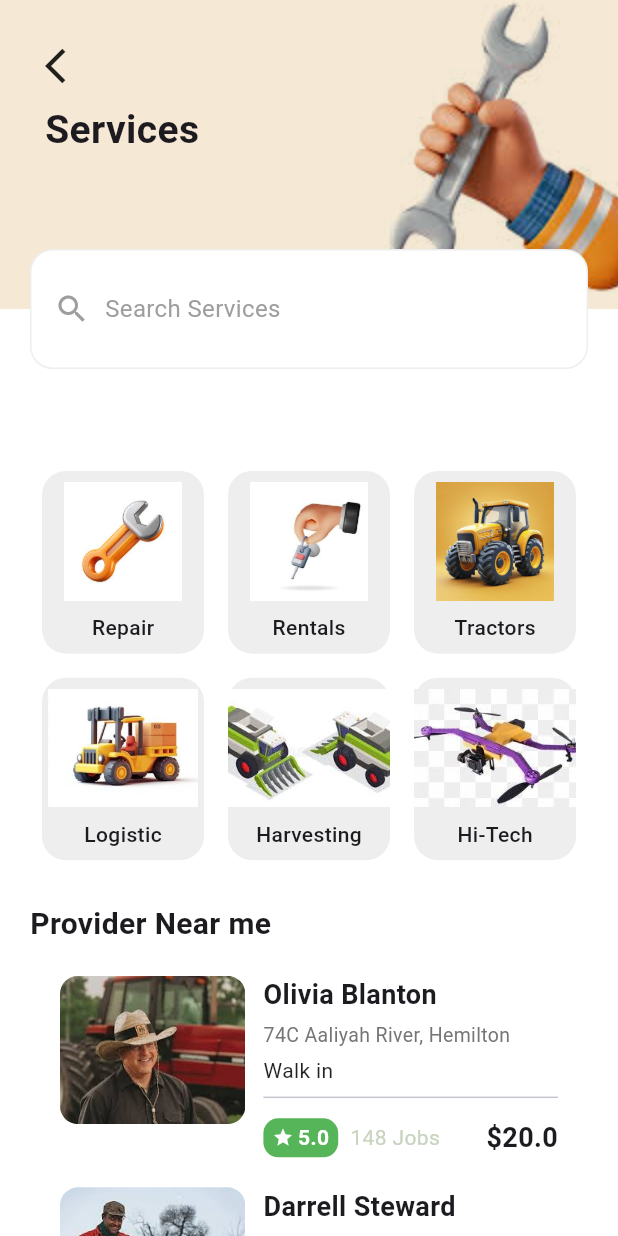
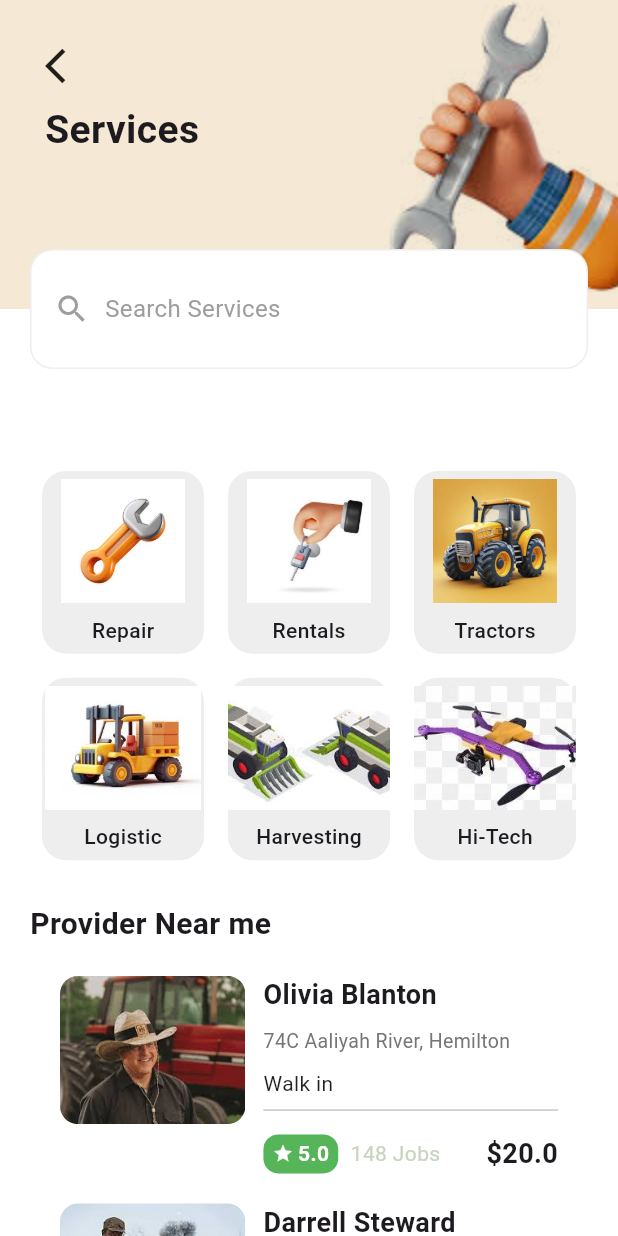
Before and after one commit to ujjwala26/demoProject_task, a Flutter app: the screen it shows after launch, on a phone screen of 412 x 824 dp. Run offline on Flutter 3.47's test engine with Material 3 defaults, Android fonts, the light colour scheme and no system bars; our stand-ins replace audio_video_progress_bar, bloc, chewie, flutter_bloc, image_picker, just_audio and 1 more; missing offline and left inert: audio_session, syncfusion_flutter_pdfviewer.

Commit message:
make responsive layout

```diff
--- a/lib/widgets/provider_card.dart
+++ b/lib/widgets/provider_card.dart
@@ -41,20 +41,20 @@ Widget providerCard({
                 ),
               ),
 
-              const SizedBox(height: 4),
+               SizedBox(height: height * 0.01),
               Text(
                 address,
                 style: TextStyle(color: Colors.grey.shade600, fontSize: 13),
               ),
 
-              const SizedBox(height: 4),
+               SizedBox(height: height * 0.01),
               Text(
                 type,
                 style: const TextStyle(fontSize: 14, color: Colors.black87),
               ),
 
-              const Divider(),
-              const SizedBox(height: 6),
+               Divider(),
+               SizedBox(height: height * 0.01 ),
 
               Row(
                 children: [
@@ -79,7 +79,7 @@ Widget providerCard({
                     ),
                   ),
 
-                  const SizedBox(width: 8),
+                   SizedBox(width: width * 0.02),
                   Text(
                     "$jobs Jobs",
                     style: const TextStyle(
@@ -88,7 +88,7 @@ Widget providerCard({
                     ),
                   ),
 
-                  const Spacer(),
+                   Spacer(),
                   Text(
                     "\$$price",
                     style: const TextStyle(fontSize: 18, fontWeight: FontWeight.bold),
--- a/lib/widgets/services_item.dart
+++ b/lib/widgets/services_item.dart
@@ -1,7 +1,8 @@
 import 'package:flutter/material.dart';
 
 Widget serviceItem(String img, String title, BuildContext context) {
-  final height = MediaQuery.of(context).size.height * 0.12;
+  final height = MediaQuery.of(context).size.height;
+  final width = MediaQuery.of(context).size.width;
 
   return Container(
     margin: const EdgeInsets.all(8),
@@ -14,10 +15,10 @@ Widget serviceItem(String img, String title, BuildContext context) {
       children: [
         Image.asset(
           img,
-          height: height * 0.8,
+          height: height * 0.1,
           fit: BoxFit.cover,
         ),
-        const SizedBox(height: 8),
+         SizedBox(height: height * 0.01),
         Text(
           title,
           style: const TextStyle(fontSize: 14, fontWeight: FontWeight.w500),
```
